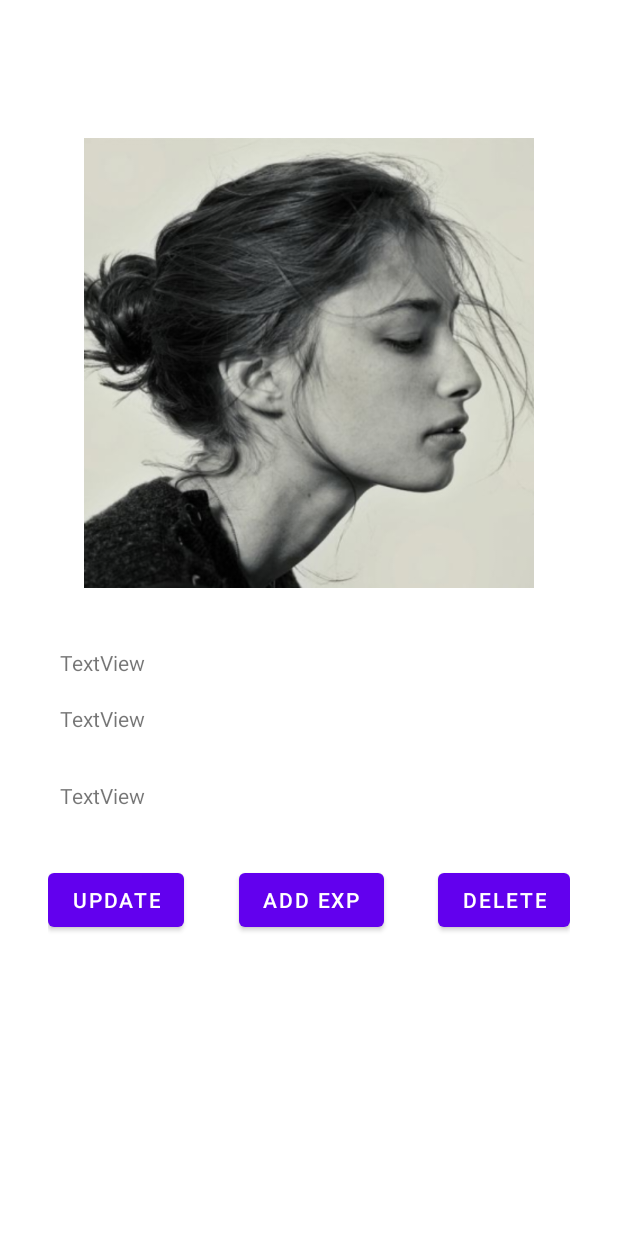
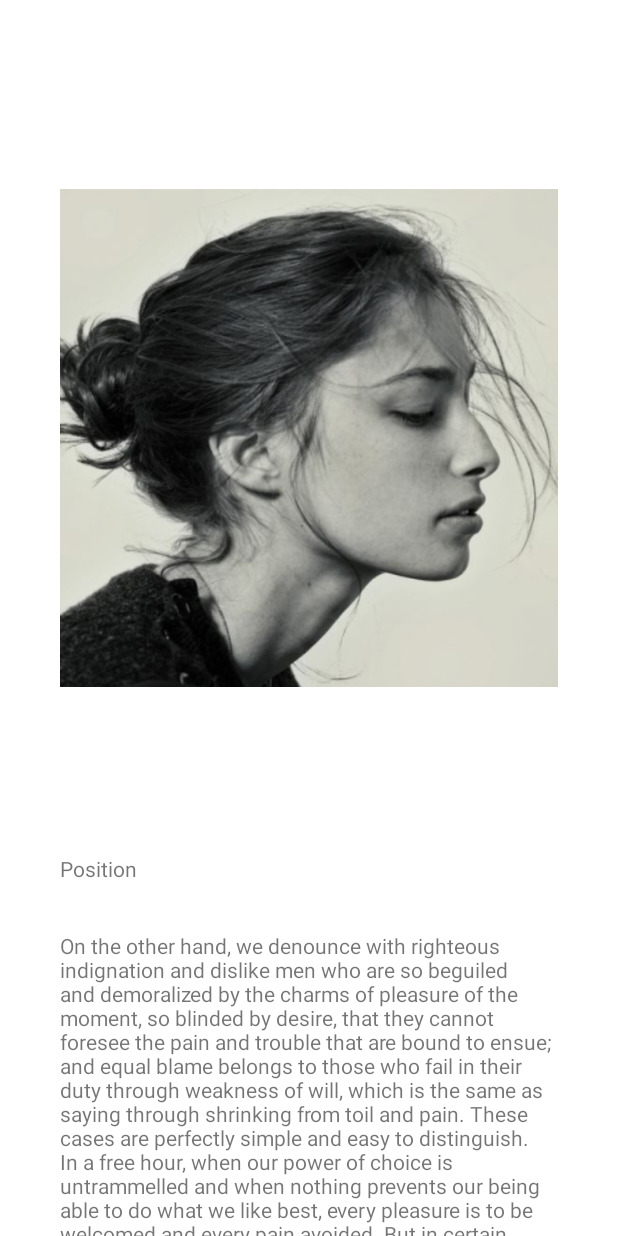
Before and after one commit to Loksli17/MobileJava-only-client-, an Android app: the WorkerView screen opened directly, with no data from a screen before it, on a phone screen of 412 x 824 dp. Run offline under Robolectric (Android 15) with nearby library versions, the phone set to English and light mode, and no system bars; 3 statements that could not run were skipped.

Commit message:
get one worker + add data WorkerView

```diff
--- a/app/src/main/java/com/example/databaseapp/Adapters/WorkerAdapter.java
+++ b/app/src/main/java/com/example/databaseapp/Adapters/WorkerAdapter.java
@@ -53,7 +53,7 @@ public class WorkerAdapter extends RecyclerView.Adapter<WorkerAdapter.ViewHolder
         holder.moreWorkerBtn.setOnClickListener(new View.OnClickListener() {
             @Override
             public void onClick(View v) {
-                Context ctx = inflater.getContext();
+                Context ctx = inflater.getContext(); //This is amazing way to get current Activity =))))
                 Intent intent = new Intent(ctx, WorkerViewActivity.class);
                 ctx.startActivity(intent);
             }
@@ -67,7 +67,7 @@ public class WorkerAdapter extends RecyclerView.Adapter<WorkerAdapter.ViewHolder
     }
 
 
-    public class ViewHolder extends RecyclerView.ViewHolder{
+    public class ViewHolder extends RecyclerView.ViewHolder {
 
         public TextView workerName, workerPosition;
         public ImageView workerImage;
--- a/app/src/main/java/com/example/databaseapp/Database/DbWorkers.java
+++ b/app/src/main/java/com/example/databaseapp/Database/DbWorkers.java
@@ -14,7 +14,7 @@ import java.util.ArrayList;
 import java.util.Date;
 
 
-public class  DbWorkers {
+public class DbWorkers {
 
     private final static String tableName = "worker";
     private SQLiteDatabase db;
@@ -50,12 +50,8 @@ public class  DbWorkers {
 
     public ArrayList<Worker> getMany(int skip, int take){
 
-        Log.d("QUERY", "GetMany start");
-
-        Cursor            cursor  = db.query("worker", null, null, null, null, null, "id DESC", skip + ", " + take);
+        Cursor            cursor  = db.query(DbWorkers.tableName, null, null, null, null, null, "id DESC", skip + ", " + take);
         ArrayList<Worker> workers = new ArrayList<>();
-
-        Log.d("QUERY", "kek");
 
         cursor.moveToFirst();
 
@@ -67,7 +63,14 @@ public class  DbWorkers {
                 long   positionId = cursor.getLong(3);
                 String img        = cursor.getString(4);
 
-                Worker worker = new WorkerBuilder().setId(id).setDateBorn(new Date()).setImg(img).setName(name).setPositionId(positionId).getWorker();
+                //It is OOP pattern Builder. Why pattern? Because I wanna flex.
+                Worker worker = new WorkerBuilder()
+                        .setId(id)
+                        .setDateBorn(new Date())
+                        .setImg(img).setName(name)
+                        .setPositionId(positionId)
+                        .getWorker();
+
                 workers.add(worker);
             } while (cursor.moveToNext());
         }
@@ -75,4 +78,27 @@ public class  DbWorkers {
         return workers;
     }
 
+
+    public Worker getOne(long id) {
+
+        Cursor cursor = db.rawQuery("Select * from " + DbWorkers.tableName + " where id = " + id, null);
+        Worker worker = new Worker();
+
+        cursor.moveToFirst();
+
+        String name       = cursor.getString(1);
+//                Date   dateBorn   = new Date(cursor.getString(2));
+        long   positionId = cursor.getLong(3);
+        String img        = cursor.getString(4);
+
+        worker = new WorkerBuilder()
+                .setId(id)
+                .setDateBorn(new Date())
+                .setImg(img).setName(name)
+                .setPositionId(positionId)
+                .getWorker();
+
+        return worker;
+    }
+
 }
--- a/app/src/main/java/com/example/databaseapp/Fragments/WorkerView.java
+++ b/app/src/main/java/com/example/databaseapp/Fragments/WorkerView.java
@@ -10,6 +10,7 @@ import android.view.LayoutInflater;
 import android.view.View;
 import android.view.ViewGroup;
 import android.widget.ImageView;
+import android.widget.TextView;
 
 import com.example.databaseapp.R;
 
@@ -22,12 +23,23 @@ public class WorkerView extends Fragment {
 
     // TODO: Rename parameter arguments, choose names that match
     // the fragment initialization parameters, e.g. ARG_ITEM_NUMBER
-    private static final String ARG_PARAM1 = "param1";
-    private static final String ARG_PARAM2 = "param2";
+    private static final String ARG_PARAM1 = "id";
+    private static final String ARG_PARAM2 = "name";
+    private static final String ARG_PARAM3 = "img";
+    private static final String ARG_PARAM4 = "position";
+    private static final String ARG_PARAM5 = "cv";
 
     // TODO: Rename and change types of parameters
-    private String mParam1;
-    private String mParam2;
+    private long id;
+    private String name;
+    private String img;
+    private String position;
+    private String cv;
+
+    ImageView imageView;
+    TextView nameView;
+    TextView positionView;
+    TextView cvView;
 
     public WorkerView() {
         // Required empty public constructor
@@ -55,11 +67,12 @@ public class WorkerView extends Fragment {
     public void onCreate(Bundle savedInstanceState) {
         super.onCreate(savedInstanceState);
         if (getArguments() != null) {
-            mParam1 = getArguments().getString(ARG_PARAM1);
-            mParam2 = getArguments().getString(ARG_PARAM2);
+            id       = getArguments().getLong(ARG_PARAM1);
+            name     = getArguments().getString(ARG_PARAM2);
+            img      = getArguments().getString(ARG_PARAM3);
+            position = getArguments().getString(ARG_PARAM4);
+            cv       = getArguments().getString(ARG_PARAM5);
         }
-
-
     }
 
     @Override
@@ -74,7 +87,19 @@ public class WorkerView extends Fragment {
     public void onViewCreated(@NonNull View view, @Nullable Bundle savedInstanceState) {
         super.onViewCreated(view, savedInstanceState);
 
-        ImageView imageView = view.findViewById(R.id.workerViewImage);
+        imageView    = view.findViewById(R.id.workerViewImage);
+        nameView     = view.findViewById(R.id.wokerViewName);
+        positionView = view.findViewById(R.id.workerViewPosition);
+        cvView       = view.findViewById(R.id.workerViewCV);
+
+        this.pushDataInFragment();
+    }
+
+
+    private void pushDataInFragment(){
         imageView.setImageResource(R.drawable.image1);
+        nameView.setText(name);
+        positionView.setText(position);
+        cvView.setText(cv);
     }
 }
--- a/app/src/main/java/com/example/databaseapp/MainActivity.java
+++ b/app/src/main/java/com/example/databaseapp/MainActivity.java
@@ -51,7 +51,6 @@ public class MainActivity extends AppCompatActivity {
 
         adapter.notifyDataSetChanged();
 
-
         Log.d("QUERY", "ONCREATE");
         this.getWorkers();
 //        this.createWorkers();
@@ -78,7 +77,7 @@ public class MainActivity extends AppCompatActivity {
                 workers.addAll(workersDb);
 
                 runOnUiThread(() -> {
-                    Toast.makeText(this, "Workers were downloaded", Toast.LENGTH_SHORT).show();
+                    Toast.makeText(MainActivity.this, "Workers were downloaded", Toast.LENGTH_SHORT).show();
                     Log.d("fuck", String.valueOf(workers.size()));
                     adapter.notifyDataSetChanged();
                 });
--- a/app/src/main/java/com/example/databaseapp/WorkerViewActivity.java
+++ b/app/src/main/java/com/example/databaseapp/WorkerViewActivity.java
@@ -4,22 +4,73 @@ import androidx.appcompat.app.AppCompatActivity;
 import androidx.constraintlayout.widget.ConstraintLayout;
 import androidx.fragment.app.Fragment;
 
+import android.os.AsyncTask;
 import android.os.Bundle;
+import android.widget.Toast;
 
+import com.example.databaseapp.Database.DbWorkers;
 import com.example.databaseapp.Fragments.WorkerView;
+import com.example.databaseapp.Worker.Worker;
 
 public class WorkerViewActivity extends AppCompatActivity {
 
+
+    Worker     worker;
+    DbWorkers  workersDbConn;
+    WorkerView workerView;
+    long       id = 1;
+
     @Override
     protected void onCreate(Bundle savedInstanceState) {
+
         super.onCreate(savedInstanceState);
         setContentView(R.layout.activity_worker_view);
 
-        WorkerView workerView = new WorkerView();
+        try {
+            workersDbConn = new DbWorkers(WorkerViewActivity.this);
+        } catch (Exception e){
+            e.printStackTrace();
+        }
+
+        getWorker();
+    }
+
+
+    private void getWorker() {
+        AsyncTask.execute(() -> {
+
+            Worker workerDb;
+
+            try {
+                workerDb = workersDbConn.getOne(id);
+
+                runOnUiThread(() -> {
+                    Toast.makeText(WorkerViewActivity.this, "Worker with id = " + id + " was downloaded", Toast.LENGTH_SHORT).show();
+
+                    worker = workerDb;
+                    createWorkerViewFragment();
+                });
+            } catch (Exception e){
+                e.printStackTrace();
+            }
+        });
+    }
+
+
+    private void createWorkerViewFragment(){
+        Bundle bundle = new Bundle();
+
+        bundle.putLong("id", id);
+        bundle.putString("name", worker.getName());
+        bundle.putString("img", worker.getImg());
+        bundle.putString("position", "Position");
+        bundle.putString("cv", "On the other hand, we denounce with righteous indignation and dislike men who are so beguiled and demoralized by the charms of pleasure of the moment, so blinded by desire, that they cannot foresee the pain and trouble that are bound to ensue; and equal blame belongs to those who fail in their duty through weakness of will, which is the same as saying through shrinking from toil and pain. These cases are perfectly simple and easy to distinguish. In a free hour, when our power of choice is untrammelled and when nothing prevents our being able to do what we like best, every pleasure is to be welcomed and every pain avoided. But in certain circumstances and owing to the claims of duty or the obligations of business it will frequently occur that pleasures have to be repudiated and annoyances accepted. The wise man therefore always holds in these matters to this principle of selection: he rejects pleasures to secure other greater pleasures, or else he endures pains to avoid worse pains.");
+
+        workerView = new WorkerView();
+        workerView.setArguments(bundle);
 
         getSupportFragmentManager().beginTransaction()
                 .add(R.id.WorkerOneView, workerView)
                 .commit();
-
     }
 }
--- a/app/src/main/res/layout/activity_worker_view.xml
+++ b/app/src/main/res/layout/activity_worker_view.xml
@@ -3,7 +3,8 @@
     xmlns:app="http://schemas.android.com/apk/res-auto"
     xmlns:tools="http://schemas.android.com/tools"
     android:layout_width="match_parent"
-    android:layout_height="match_parent"
+    android:layout_height="wrap_content"
+    android:isScrollContainer="true"
     tools:context=".WorkerViewActivity">
 
     <androidx.constraintlayout.widget.ConstraintLayout
@@ -13,6 +14,7 @@
         android:layout_marginStart="20dp"
         android:layout_marginTop="60dp"
         android:layout_marginEnd="20dp"
+        android:isScrollContainer="true"
         app:layout_constraintEnd_toEndOf="parent"
         app:layout_constraintStart_toStartOf="parent"
         app:layout_constraintTop_toTopOf="parent">
--- a/app/src/main/res/layout/fragment_worker_view.xml
+++ b/app/src/main/res/layout/fragment_worker_view.xml
@@ -3,19 +3,21 @@
     xmlns:app="http://schemas.android.com/apk/res-auto"
     xmlns:tools="http://schemas.android.com/tools"
     android:layout_width="match_parent"
-    android:layout_height="match_parent"
+    android:layout_height="wrap_content"
+    android:isScrollContainer="true"
     tools:context=".Fragments.WorkerView">
 
     <!-- TODO: Update blank fragment layout -->
 
     <androidx.constraintlayout.widget.ConstraintLayout
         android:layout_width="match_parent"
-        android:layout_height="wrap_content">
+        android:layout_height="wrap_content"
+        android:isScrollContainer="true">
 
         <ImageView
             android:id="@+id/workerViewImage"
             android:layout_width="0dp"
-            android:layout_height="300dp"
+            android:layout_height="wrap_content"
             android:layout_marginStart="20dp"
             android:layout_marginTop="32dp"
             android:layout_marginEnd="20dp"
@@ -23,7 +25,7 @@
             app:layout_constraintHorizontal_bias="0.498"
             app:layout_constraintStart_toStartOf="parent"
             app:layout_constraintTop_toTopOf="parent"
-            tools:src="@drawable/image3" />
+            tools:src="@tools:sample/avatars" />
 
         <TextView
             android:id="@+id/wokerViewName"
@@ -51,7 +53,7 @@
             app:layout_constraintTop_toBottomOf="@+id/wokerViewName" />
 
         <TextView
-            android:id="@+id/workerCV"
+            android:id="@+id/workerViewCV"
             android:layout_width="0dp"
             android:layout_height="wrap_content"
             android:layout_marginStart="20dp"
@@ -71,7 +73,7 @@
             android:paddingRight="12dp"
             app:layout_constraintEnd_toEndOf="parent"
             app:layout_constraintStart_toStartOf="parent"
-            app:layout_constraintTop_toBottomOf="@+id/workerCV">
+            app:layout_constraintTop_toBottomOf="@+id/workerViewCV">
 
             <Button
                 android:id="@+id/button"
```
